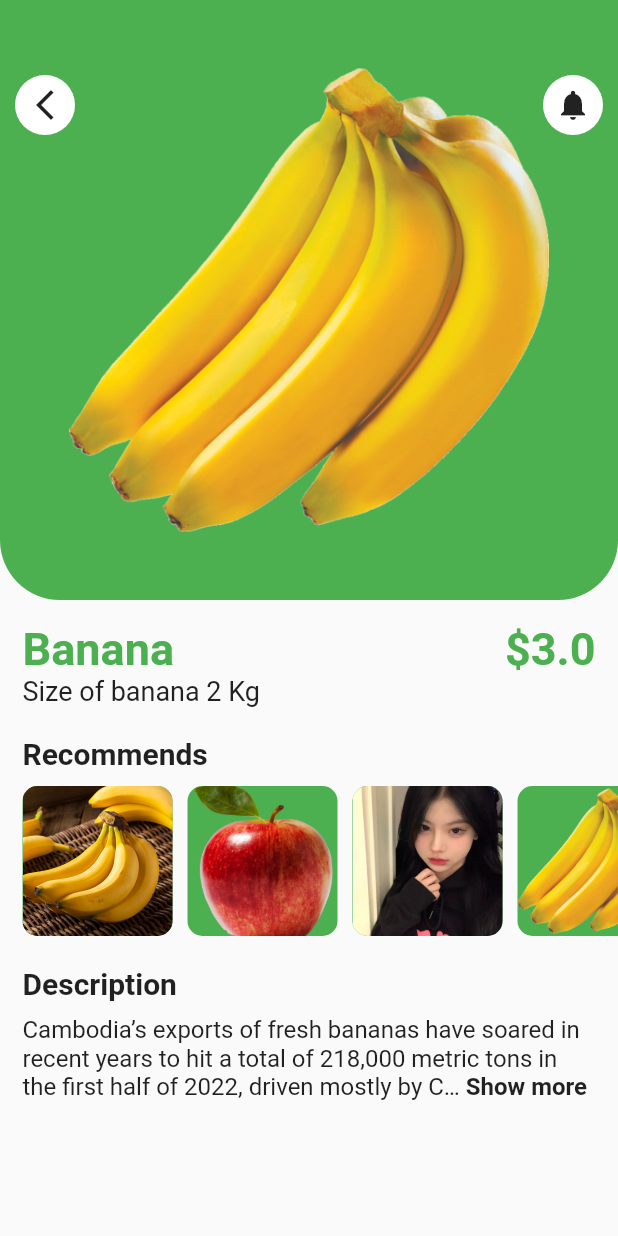
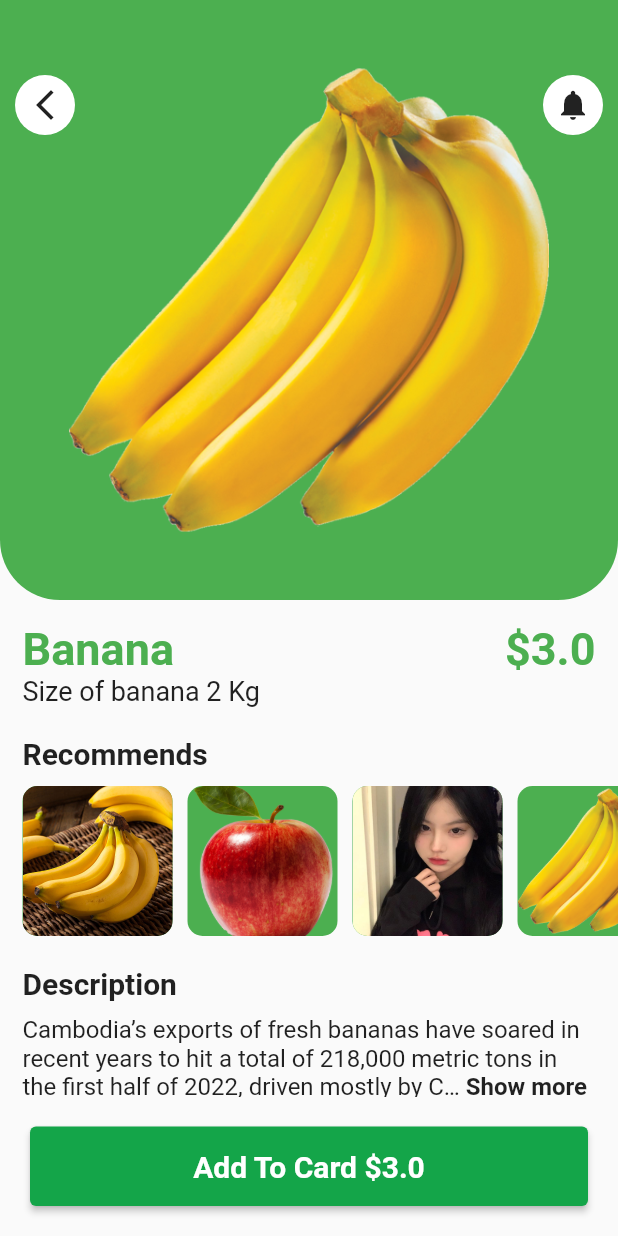
Before and after one commit to luonverak/Flutter2-3, a Flutter app: the DetailScreen screen opened directly with sample values from the repository, on a phone screen of 412 x 824 dp. Run offline on Flutter 3.47's test engine with Material 2 defaults, Android fonts, the phone set to English and light mode, and no system bars; drawn by our look-alikes of readmore; our stand-ins replace badges, flutter_image_slideshow, google_maps_flutter, image_picker.

Commit message:
code commit

```diff
--- a/lib/product/model/seller.dart
+++ b/lib/product/model/seller.dart
@@ -4,11 +4,12 @@ class Seller {
   final String profile;
   final String location;
 
-  Seller(
-      {required this.id,
-      required this.name,
-      required this.profile,
-      required this.location});
+  Seller({
+    required this.id,
+    required this.name,
+    required this.profile,
+    required this.location,
+  });
 }
 
 List<Seller> sellerList = [
--- a/lib/product/view/detail.dart
+++ b/lib/product/view/detail.dart
@@ -3,13 +3,20 @@ import 'package:readmore/readmore.dart';
 
 import '../model/product.dart';
 
-class DetailScreen extends StatelessWidget {
+class DetailScreen extends StatefulWidget {
   const DetailScreen({super.key, required this.product});
   final Product product;
+
+  @override
+  State<DetailScreen> createState() => _DetailScreenState();
+}
+
+class _DetailScreenState extends State<DetailScreen> {
   @override
   Widget build(BuildContext context) {
     return Scaffold(
-      body: Column(
+      body: SingleChildScrollView(
+        child: Column(
           crossAxisAlignment: CrossAxisAlignment.start,
           children: [
             Stack(
@@ -27,13 +34,14 @@ class DetailScreen extends StatelessWidget {
                   child: Padding(
                     padding: const EdgeInsets.all(40),
                     child: Image(
-                    image: AssetImage(product.thumbnail),
+                      image: AssetImage(widget.product.thumbnail),
                     ),
                   ),
                 ),
                 Positioned(
                   child: Padding(
-                  padding: const EdgeInsets.only(top: 50, left: 10, right: 10),
+                    padding:
+                        const EdgeInsets.only(top: 50, left: 10, right: 10),
                     child: Row(
                       crossAxisAlignment: CrossAxisAlignment.center,
                       mainAxisAlignment: MainAxisAlignment.spaceBetween,
@@ -78,14 +86,14 @@ class DetailScreen extends StatelessWidget {
                 mainAxisAlignment: MainAxisAlignment.spaceBetween,
                 children: [
                   Text(
-                  product.name,
+                    widget.product.name,
                     style: const TextStyle(
                         fontSize: 30,
                         fontWeight: FontWeight.bold,
                         color: Colors.green),
                   ),
                   Text(
-                  '\$${product.price}',
+                    '\$${widget.product.price}',
                     style: const TextStyle(
                         fontSize: 30,
                         fontWeight: FontWeight.bold,
@@ -97,7 +105,7 @@ class DetailScreen extends StatelessWidget {
             Padding(
               padding: const EdgeInsets.only(left: 15),
               child: Text(
-              'Size of banana ${product.kilo} Kg',
+                'Size of banana ${widget.product.kilo} Kg',
                 style: const TextStyle(
                   fontSize: 18,
                 ),
@@ -119,7 +127,7 @@ class DetailScreen extends StatelessWidget {
                 padding: const EdgeInsets.only(left: 15, right: 15, top: 10),
                 child: Row(
                   children: List.generate(
-                  product.recomment.length,
+                    widget.product.recomment.length,
                     (index) => Padding(
                       padding: const EdgeInsets.only(right: 10),
                       child: Container(
@@ -131,7 +139,7 @@ class DetailScreen extends StatelessWidget {
                           image: DecorationImage(
                             fit: BoxFit.cover,
                             image: AssetImage(
-                            product.recomment[index],
+                              widget.product.recomment[index],
                             ),
                           ),
                         ),
@@ -154,7 +162,7 @@ class DetailScreen extends StatelessWidget {
             Padding(
               padding: const EdgeInsets.only(left: 15, right: 15, top: 10),
               child: ReadMoreText(
-              product.description,
+                widget.product.description,
                 style: const TextStyle(fontSize: 16),
                 trimLines: 3,
                 colorClickableText: Colors.pink,
@@ -169,6 +177,23 @@ class DetailScreen extends StatelessWidget {
             )
           ],
         ),
+      ),
+      bottomNavigationBar: Padding(
+        padding: const EdgeInsets.all(20),
+        child: ElevatedButton(
+          style: ElevatedButton.styleFrom(
+            backgroundColor: const Color.fromARGB(255, 20, 165, 73),
+          ),
+          onPressed: () {},
+          child: Padding(
+            padding: const EdgeInsets.only(top: 15, bottom: 15),
+            child: Text(
+              'Add To Card \$${widget.product.price}',
+              style: const TextStyle(fontSize: 20, fontWeight: FontWeight.bold),
+            ),
+          ),
+        ),
+      ),
     );
   }
 }
```
Lines whose indentation alone changed are shown as unchanged.
